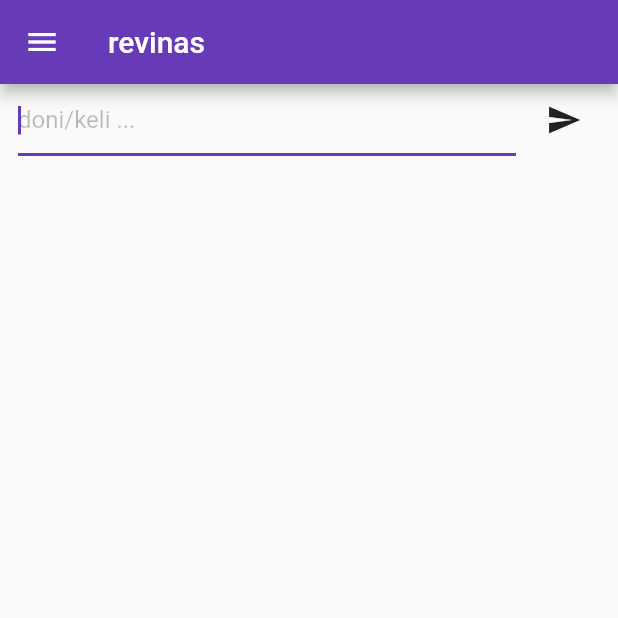
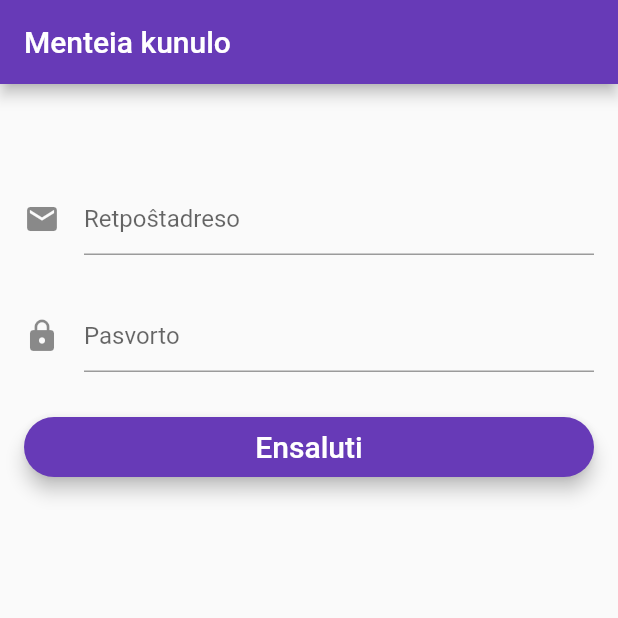
Before and after one commit to Menteia/Menteia-kunulo, a Flutter app: the screen it shows after launch, on a phone screen of 412 x 824 dp, the top half of it. Run offline on Flutter 3.47's test engine with Material 2 defaults, Android fonts, the phone set to English and light mode, and no system bars; our stand-ins replace firebase_auth, firebase_core; accounts and stored records are empty.

Commit message:
Added login screen

```diff
--- /dev/null
+++ b/lib/loginpage.dart
@@ -0,0 +1,112 @@
+import 'package:firebase_auth/firebase_auth.dart';
+import 'package:flutter/material.dart';
+import 'package:menteia_kunulo/homepage.dart';
+
+class LoginPage extends StatefulWidget {
+  FirebaseAuth auth = FirebaseAuth.instance;
+
+  @override
+  State<StatefulWidget> createState() {
+    return LoginPageState();
+  }
+}
+
+class LoginPageState extends State<LoginPage> {
+  final _emailController = TextEditingController();
+  final _passwordController = TextEditingController();
+  bool loggingIn = false;
+
+  @override
+  Widget build(BuildContext context) {
+    return Scaffold(
+      appBar: AppBar(
+        title: Text(
+          "Menteia kunulo",
+          textAlign: TextAlign.center,
+        ),
+      ),
+      body: Container(
+        padding: EdgeInsets.all(16.0),
+        child: Form(
+          child: ListView(
+            shrinkWrap: true,
+            children: <Widget>[
+              _emailField(),
+              _passwordField(),
+              _loginButton(),
+            ],
+          ),
+        ),
+      )
+    );
+  }
+
+  Widget _emailField() {
+    return Padding(
+      padding: EdgeInsets.fromLTRB(0, 50.0, 0, 0),
+      child: TextFormField(
+        maxLines: 1,
+        controller: _emailController,
+        keyboardType: TextInputType.emailAddress,
+        autofocus: false,
+        decoration: InputDecoration(
+          hintText: "Retpoŝtadreso",
+          icon: Icon(Icons.email)
+        ),
+      ),
+    );
+  }
+
+  Widget _passwordField() {
+    return Padding(
+      padding: EdgeInsets.fromLTRB(0, 30.0, 0, 0),
+      child: TextFormField(
+        maxLines: 1,
+        controller: _passwordController,
+        keyboardType: TextInputType.emailAddress,
+        autofocus: false,
+        obscureText: true,
+        decoration: InputDecoration(
+            hintText: "Pasvorto",
+            icon: Icon(Icons.lock)
+        ),
+      ),
+    );
+  }
+
+  Widget _loginButton() {
+    return Padding(
+      padding: EdgeInsets.fromLTRB(0, 30.0, 0, 0),
+      child: SizedBox(
+        height: 40.0,
+        child: RaisedButton(
+          elevation: 5.0,
+          shape: RoundedRectangleBorder(borderRadius: BorderRadius.circular(30.0)),
+          color: Colors.deepPurple,
+          child: Text("Ensaluti", style: TextStyle(fontSize: 20.0, color: Colors.white)),
+          onPressed: _login,
+          disabledColor: Colors.grey,
+        ),
+      ),
+    );
+  }
+
+  void _login() {
+    setState(() {
+      loggingIn = true;
+    });
+    widget.auth.signInWithEmailAndPassword(
+        email: _emailController.text,
+        password: _passwordController.text
+    ).then((user) async {
+      final idToken = await user.getIdToken();
+      Navigator.pushReplacement(context, MaterialPageRoute(builder: (context) {
+        return HomePage(
+          idToken: idToken,
+        );
+      }));
+    }).catchError((error) {
+      debugPrint(error);
+    });
+  }
+}
--- a/lib/main.dart
+++ b/lib/main.dart
@@ -1,5 +1,6 @@
 import 'package:flutter/material.dart';
 import 'package:menteia_kunulo/homepage.dart';
+import 'package:menteia_kunulo/loginpage.dart';
 import 'package:web_socket_channel/io.dart';
 
 void main() => runApp(MenteiaKunulo());
@@ -22,9 +23,7 @@ class MenteiaKunulo extends StatelessWidget {
         // is not restarted.
         primarySwatch: Colors.deepPurple,
       ),
-      home: HomePage(
-        channel: IOWebSocketChannel.connect('ws://192.168.1.192:7777'),
-      ),
+      home: LoginPage(),
     );
   }
 }
--- a/pubspec.yaml
+++ b/pubspec.yaml
@@ -16,7 +16,8 @@ dependencies:
   flutter:
     sdk: flutter
   web_socket_channel: ^1.0.9
-  audioplayers: ^0.8.0
+  firebase_core: ^0.3.0
+  firebase_auth: ^0.8.0+1
 
   # The following adds the Cupertino Icons font to your application.
   # Use with the CupertinoIcons class for iOS style icons.
```
Also changed, not shown: lib/homepage.dart (+33 -9 lines), 5 other files.
